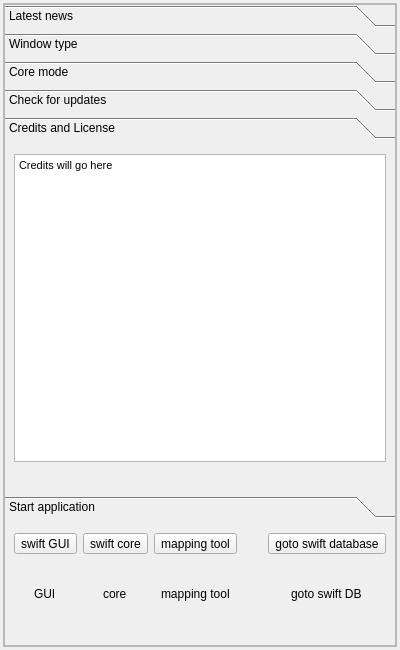
Before: the Qt Designer form src/swiftlauncher/swiftlauncher.ui in swift-project/pilotclient, drawn with Qt 5.
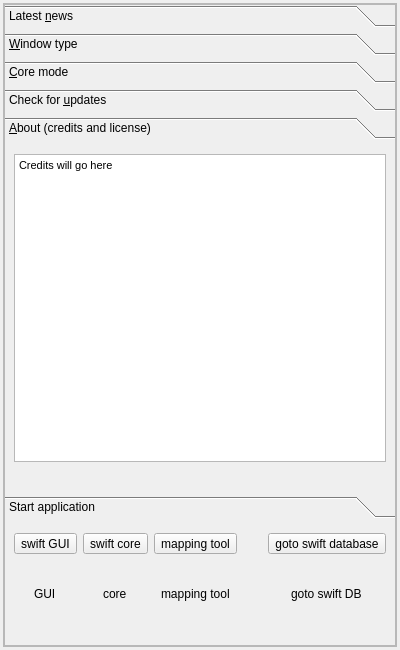
After: the same form once the commit is applied. The open tabs and pages were chosen to show the change. Icons and pictures are not drawn. Custom widgets are drawn as their Qt base class.

Commit message:
refs #883, display of news/about * use QTextBrowser, external links will be opened in browser * display about in credits tabs * added shortcuts for tabs
Remark: Gives us a first (not perfect) version of news/about in launcher

Diff of the .ui file:
```diff
--- a/src/swiftlauncher/swiftlauncher.ui
+++ b/src/swiftlauncher/swiftlauncher.ui
@@ -93,7 +93,7 @@
               </rect>
              </property>
              <attribute name="label">
-              <string>Latest news</string>
+              <string>Latest &amp;news</string>
              </attribute>
              <layout class="QVBoxLayout" name="vl_LatestNews">
               <item>
@@ -121,7 +121,7 @@
               </rect>
              </property>
              <attribute name="label">
-              <string>Window type</string>
+              <string>&amp;Window type</string>
              </attribute>
              <layout class="QGridLayout" name="gl_WindowType">
               <item row="1" column="1" alignment="Qt::AlignHCenter">
@@ -186,7 +186,7 @@
               </rect>
              </property>
              <attribute name="label">
-              <string>Core mode</string>
+              <string>&amp;Core mode</string>
              </attribute>
              <layout class="QGridLayout" name="gl_CoreMode" columnstretch="10,14,14">
               <property name="leftMargin">
@@ -430,7 +430,7 @@
               </rect>
              </property>
              <attribute name="label">
-              <string>Check for updates</string>
+              <string>Check for &amp;updates</string>
              </attribute>
              <layout class="QVBoxLayout" name="vl_Updates">
               <property name="leftMargin">
@@ -601,7 +601,7 @@
               </rect>
              </property>
              <attribute name="label">
-              <string>Credits and License</string>
+              <string>&amp;About (credits and license)</string>
              </attribute>
              <layout class="QVBoxLayout" name="vl_Credits">
               <item>
```
Left out of the diff: 19 changed lines with no effect on the pictures. The commit also changes 2 other files.
